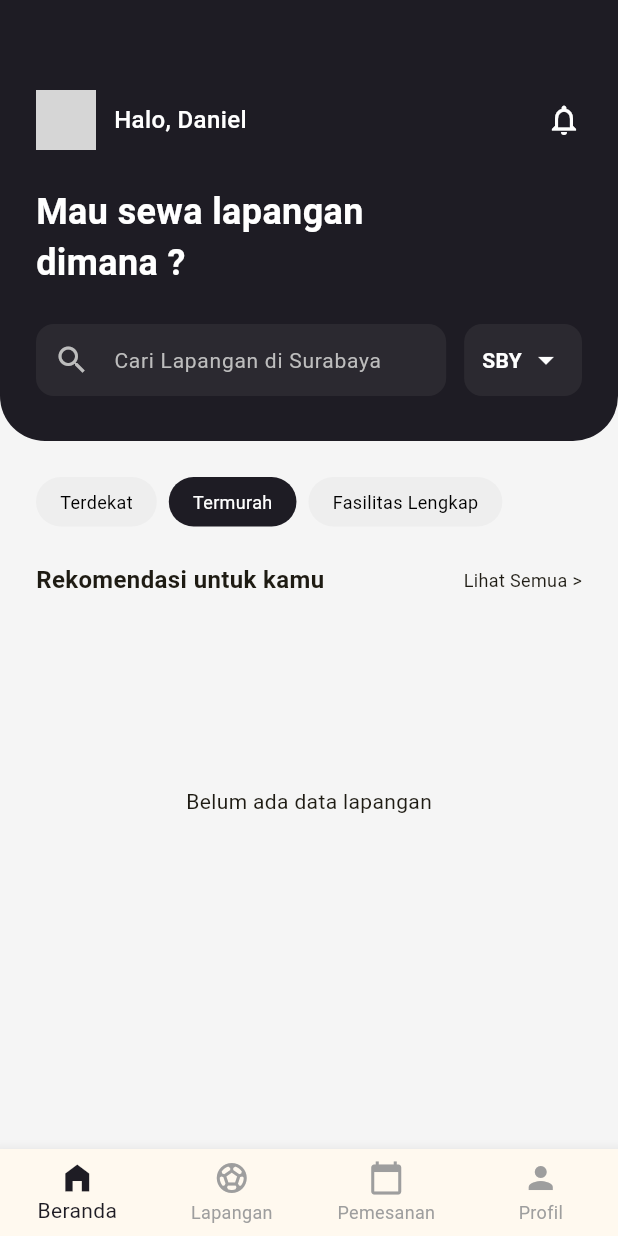
After one commit to arsyanueva/tekber7, a Flutter app: the HomeScreen screen opened by its route, on a phone screen of 412 x 824 dp. The commit adds this screen. Run offline on Flutter 3.47's test engine with Material 3 defaults, Android fonts, the phone set to English and light mode, and no system bars; our stand-ins replace supabase_flutter; accounts and stored records are empty; network calls fail; grey boxes are pictures that could not be loaded.

Commit message:
Home Page by LF229

```diff
--- a/lib/routes/app_routes.dart
+++ b/lib/routes/app_routes.dart
@@ -1,4 +1,5 @@
 class AppRoutes {
   static const String welcome = '/';
   static const String loginMethod = '/login-method';
+  static const String home = '/home';
 }
--- a/lib/screens/auth/login_method_screen.dart
+++ b/lib/screens/auth/login_method_screen.dart
@@ -16,7 +16,7 @@ class LoginMethodScreen extends StatelessWidget {
               const SizedBox(height: 20),
 
               // Tempat Ilustrasi (Orang main bola)
-              // Nanti ganti Icon ini dengan Image.asset('assets/images/illustration.png')
+              // Nanti ganti bisa ganti Iconnya pake Image.asset('assets/images/illustration.png')
               Container(
                 height: 250,
                 width: double.infinity,
@@ -54,7 +54,7 @@ class LoginMethodScreen extends StatelessWidget {
                 height: 50,
                 child: ElevatedButton(
                   onPressed: () {
-                    // Nanti arahkan ke form login
+                    // Nanti diarahin ke form login
                   },
                   style: ElevatedButton.styleFrom(
                     backgroundColor: AppColors.darkBackground,
@@ -69,7 +69,7 @@ class LoginMethodScreen extends StatelessWidget {
                 ),
               ),
 
-              // ... Kode tombol Google bisa ditambahkan disini nanti
+              // ... Kode tombol Google bisa tambahin disini nanti
 
               const SizedBox(height: 20),
             ],
--- /dev/null
+++ b/lib/screens/home/home_screen.dart
@@ -0,0 +1,212 @@
+import 'package:flutter/material.dart';
+import 'package:supabase_flutter/supabase_flutter.dart';
+import '../../models/field_model.dart';
+import '../../utils/app_colors.dart';
+import '../../widgets/field_card.dart';
+
+class HomeScreen extends StatefulWidget {
+  const HomeScreen({super.key});
+
+  @override
+  State<HomeScreen> createState() => _HomeScreenState();
+}
+
+class _HomeScreenState extends State<HomeScreen> {
+  // Variabel untuk menyimpan list lapangan dari database
+  List<FieldModel> fields = [];
+  bool isLoading = true;
+
+  @override
+  void initState() {
+    super.initState();
+    fetchFields();
+  }
+
+  // Fungsi mengambil data dari Supabase
+  Future<void> fetchFields() async {
+    try {
+      final response = await Supabase.instance.client
+          .from('fields')
+          .select();
+
+      final data = response as List<dynamic>;
+
+      setState(() {
+        fields = data.map((json) => FieldModel.fromJson(json)).toList();
+        isLoading = false;
+      });
+    } catch (e) {
+      print('Error fetching fields: $e');
+      setState(() => isLoading = false);
+    }
+  }
+
+  @override
+  Widget build(BuildContext context) {
+    return Scaffold(
+      backgroundColor: const Color(0xFFF5F5F5), // Background abu muda
+
+      // BOTTOM NAVIGATION BAR
+      bottomNavigationBar: BottomNavigationBar(
+        type: BottomNavigationBarType.fixed,
+        selectedItemColor: AppColors.darkBackground,
+        unselectedItemColor: Colors.grey,
+        showUnselectedLabels: true,
+        items: const [
+          BottomNavigationBarItem(icon: Icon(Icons.home_filled), label: 'Beranda'),
+          BottomNavigationBarItem(icon: Icon(Icons.sports_soccer), label: 'Lapangan'),
+          BottomNavigationBarItem(icon: Icon(Icons.calendar_today), label: 'Pemesanan'),
+          BottomNavigationBarItem(icon: Icon(Icons.person), label: 'Profil'),
+        ],
+      ),
+
+      body: SingleChildScrollView(
+        child: Column(
+          crossAxisAlignment: CrossAxisAlignment.start,
+          children: [
+            // --- HEADER HITAM ---
+            Container(
+              padding: const EdgeInsets.fromLTRB(24, 60, 24, 30),
+              decoration: const BoxDecoration(
+                color: AppColors.darkBackground,
+                borderRadius: BorderRadius.vertical(bottom: Radius.circular(30)),
+              ),
+              child: Column(
+                crossAxisAlignment: CrossAxisAlignment.start,
+                children: [
+                  // Avatar & Nama
+                  Row(
+                    children: [
+                      const CircleAvatar(
+                        backgroundImage: NetworkImage('https://i.pravatar.cc/100'), // Avatar dummy
+                        radius: 20,
+                      ),
+                      const SizedBox(width: 12),
+                      const Text(
+                        'Halo, Daniel',
+                        style: TextStyle(color: Colors.white, fontSize: 16, fontWeight: FontWeight.w500),
+                      ),
+                      const Spacer(),
+                      const Icon(Icons.notifications_outlined, color: Colors.white),
+                    ],
+                  ),
+                  const SizedBox(height: 24),
+
+                  // Judul Besar
+                  const Text(
+                    'Mau sewa lapangan\ndimana ?',
+                    style: TextStyle(color: Colors.white, fontSize: 24, fontWeight: FontWeight.bold),
+                  ),
+                  const SizedBox(height: 24),
+
+                  // Search Bar & Filter Kota
+                  Row(
+                    children: [
+                      Expanded(
+                        child: TextField(
+                          decoration: InputDecoration(
+                            hintText: 'Cari Lapangan di Surabaya',
+                            hintStyle: TextStyle(color: Colors.grey[400], fontSize: 14),
+                            prefixIcon: Icon(Icons.search, color: Colors.grey[400]),
+                            filled: true,
+                            fillColor: const Color(0xFF2B2930), // Warna abu gelap
+                            border: OutlineInputBorder(
+                              borderRadius: BorderRadius.circular(12),
+                              borderSide: BorderSide.none,
+                            ),
+                            contentPadding: const EdgeInsets.symmetric(vertical: 0),
+                          ),
+                          style: const TextStyle(color: Colors.white),
+                        ),
+                      ),
+                      const SizedBox(width: 12),
+                      // Dropdown Kota (Dummy UI)
+                      Container(
+                        padding: const EdgeInsets.symmetric(horizontal: 12, vertical: 12),
+                        decoration: BoxDecoration(
+                          color: const Color(0xFF2B2930),
+                          borderRadius: BorderRadius.circular(12),
+                        ),
+                        child: const Row(
+                          children: [
+                            Text('SBY', style: TextStyle(color: Colors.white, fontWeight: FontWeight.bold)),
+                            SizedBox(width: 4),
+                            Icon(Icons.arrow_drop_down, color: Colors.white),
+                          ],
+                        ),
+                      ),
+                    ],
+                  ),
+                ],
+              ),
+            ),
+
+            // --- FILTER CHIPS ---
+            Padding(
+              padding: const EdgeInsets.all(24.0),
+              child: Row(
+                children: [
+                  _buildFilterChip('Terdekat', false),
+                  _buildFilterChip('Termurah', true), // Ceritanya sedang aktif (hitam)
+                  _buildFilterChip('Fasilitas Lengkap', false),
+                ],
+              ),
+            ),
+
+            // --- REKOMENDASI SECTION ---
+            Padding(
+              padding: const EdgeInsets.symmetric(horizontal: 24.0),
+              child: Row(
+                mainAxisAlignment: MainAxisAlignment.spaceBetween,
+                children: const [
+                  Text('Rekomendasi untuk kamu', style: TextStyle(fontWeight: FontWeight.bold, fontSize: 16)),
+                  Text('Lihat Semua >', style: TextStyle(fontSize: 12)),
+                ],
+              ),
+            ),
+
+            const SizedBox(height: 16),
+
+            // --- LIST HORIZONTAL LAPANGAN ---
+            SizedBox(
+              height: 240, // Tinggi area scroll
+              child: isLoading
+                  ? const Center(child: CircularProgressIndicator()) // Loading indicator
+                  : fields.isEmpty
+                      ? const Center(child: Text('Belum ada data lapangan'))
+                      : ListView.builder(
+                          padding: const EdgeInsets.only(left: 24),
+                          scrollDirection: Axis.horizontal,
+                          itemCount: fields.length,
+                          itemBuilder: (context, index) {
+                            return FieldCard(field: fields[index]);
+                          },
+                        ),
+            ),
+
+            const SizedBox(height: 50), // Spasi bawah
+          ],
+        ),
+      ),
+    );
+  }
+
+  // Widget kecil untuk tombol filter (Terdekat, Termurah, dll)
+  Widget _buildFilterChip(String label, bool isActive) {
+    return Container(
+      margin: const EdgeInsets.only(right: 8),
+      padding: const EdgeInsets.symmetric(horizontal: 16, vertical: 8),
+      decoration: BoxDecoration(
+        color: isActive ? AppColors.darkBackground : Colors.grey[200],
+        borderRadius: BorderRadius.circular(20),
+      ),
+      child: Text(
+        label,
+        style: TextStyle(
+          color: isActive ? Colors.white : Colors.black,
+          fontSize: 12,
+        ),
+      ),
+    );
+  }
+}
```
Also changed, not shown: lib/main.dart (+7 -9 lines), lib/models/field_model.dart (+32 -44 lines), lib/screens/welcome/welcome_screen.dart (+9 -10 lines), lib/widgets/field_card.dart (added, +92 -0 lines).
